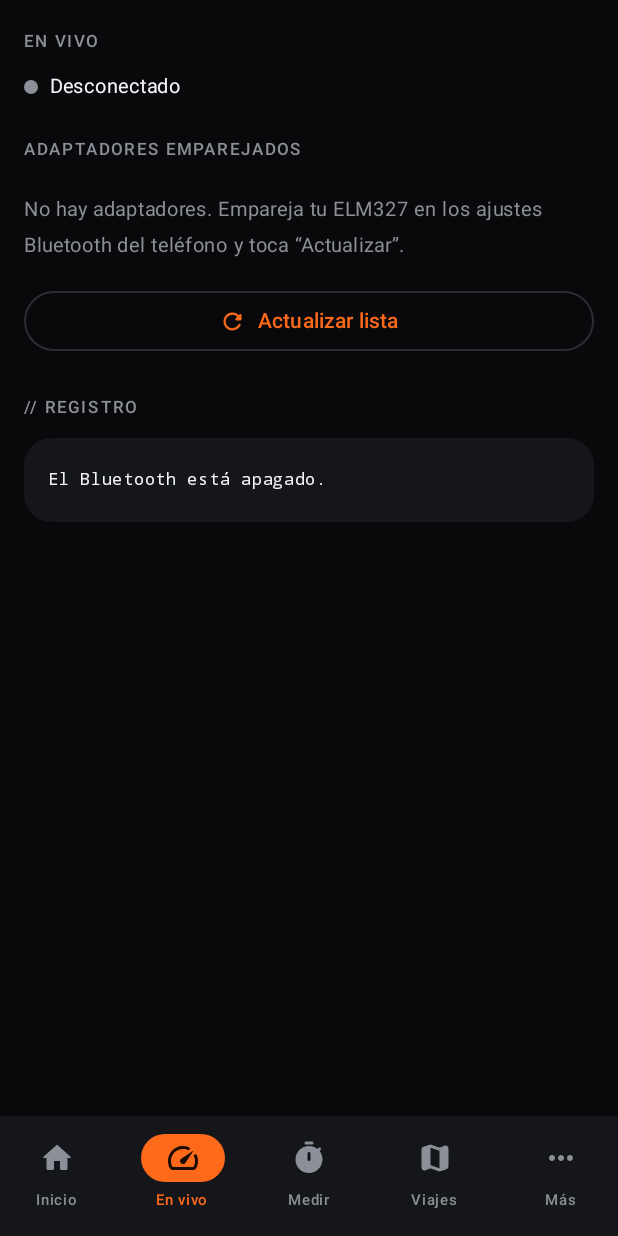
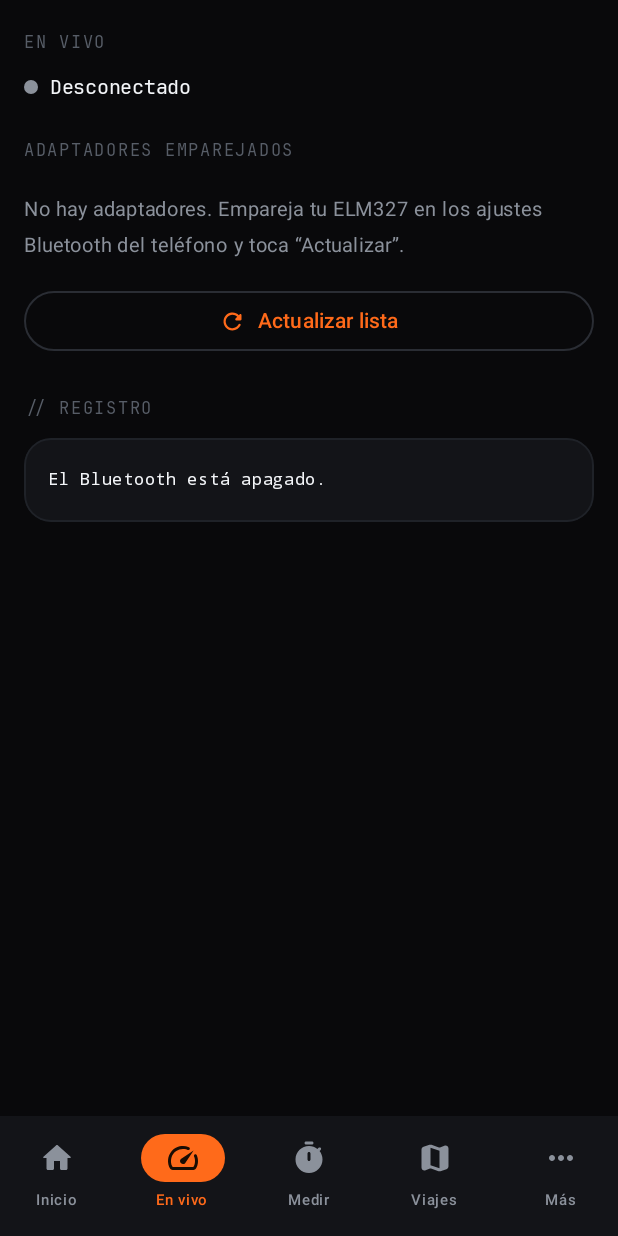
Before and after one commit to diegomtz0012/APEX-android, an Android app built with Jetpack Compose: the screen it shows after launch (MainActivity), item 2 of the bottom bar chosen, on a phone screen of 412 x 824 dp. Run offline under Robolectric (Android 15) with nearby library versions, the phone set to English and light mode, and no system bars; libraries missing offline, so code that uses them is left out: org.osmdroid.config; 1 statement that could not run was skipped.

Commit message:
Diseno 1/n: fuentes (Oxanium+JetBrains Mono), paleta completa, medidores en tarjetas (arregla encimado)
Co-Authored-By: Claude Opus 4.8 <noreply@anthropic.com>
Claude-Session: https://claude.ai/code/session_01T18hD16fYxsUAZ44fKpiN1

```diff
--- a/apex-android/app/src/main/java/com/apex/app/ui/theme/Theme.kt
+++ b/apex-android/app/src/main/java/com/apex/app/ui/theme/Theme.kt
@@ -4,29 +4,60 @@ import androidx.compose.material3.MaterialTheme
 import androidx.compose.material3.darkColorScheme
 import androidx.compose.runtime.Composable
 import androidx.compose.ui.graphics.Color
+import androidx.compose.ui.text.font.Font
+import androidx.compose.ui.text.font.FontFamily
+import androidx.compose.ui.text.font.FontVariation
+import androidx.compose.ui.text.font.FontWeight
+import com.apex.app.R
 
 /**
- * Paleta central de APEX (estilo "performance": naranja sobre negro).
- * Se usa directamente en los componentes para tener control total del look.
+ * Paleta central de APEX (estilo "performance"), alineada a la maqueta.
+ * Tres acentos: naranja (rendimiento), cian (viajes/escáner), violeta (asistente).
  */
 object ApexColors {
     val Orange = Color(0xFFFF6A1A)
+    val Orange2 = Color(0xFFFF8C3F)
     val OrangeDim = Color(0xFF7A3D15)
     val Bg = Color(0xFF09090B)
-    val Surface = Color(0xFF15161A)
+    val Surface = Color(0xFF131418)
+    val Surface2 = Color(0xFF1A1C21)
     val SurfaceHi = Color(0xFF1E2026)
-    val Border = Color(0xFF2A2D35)
+    val Border = Color(0xFF2A2D34)
+    val Line = Color(0xFF2A2D34)
+    val LineSoft = Color(0xFF1F2228)
     val Text = Color(0xFFF3F5F8)
-    val Muted = Color(0xFF8A8F98)
-    val Green = Color(0xFF2ECC71)
-    val Red = Color(0xFFE5484D)
+    val Muted = Color(0xFF8B919B)
+    val Faint = Color(0xFF575D67)
+    val Cyan = Color(0xFF35D0D8)
+    val Green = Color(0xFF47D67F)
+    val Red = Color(0xFFF2585E)
+    val Violet = Color(0xFF9D8CFF)
     val OnOrange = Color(0xFF1A0D04)
+    val OnCyan = Color(0xFF042227)
+    // Fondo/borde del panel "asistente" (coach)
+    val CoachBg = Color(0xFF17121D)
+    val CoachBorder = Color(0xFF3A2F52)
+    val CoachText = Color(0xFFC9BDFF)
 }
+
+/** Oxanium (variable): la fuente de los números grandes y títulos — look performance. */
+val ApexDisplay = FontFamily(
+    Font(R.font.oxanium, weight = FontWeight.Normal, variationSettings = FontVariation.Settings(FontVariation.weight(400))),
+    Font(R.font.oxanium, weight = FontWeight.SemiBold, variationSettings = FontVariation.Settings(FontVariation.weight(600))),
+    Font(R.font.oxanium, weight = FontWeight.Bold, variationSettings = FontVariation.Settings(FontVariation.weight(700))),
+    Font(R.font.oxanium, weight = FontWeight.Black, variationSettings = FontVariation.Settings(FontVariation.weight(800)))
+)
+
+/** JetBrains Mono: etiquetas técnicas, registros, unidades. */
+val ApexMono = FontFamily(
+    Font(R.font.jetbrains_mono, weight = FontWeight.Normal),
+    Font(R.font.jetbrains_mono_bold, weight = FontWeight.Bold)
+)
 
 private val ApexScheme = darkColorScheme(
     primary = ApexColors.Orange,
     onPrimary = ApexColors.OnOrange,
-    secondary = ApexColors.Orange,
+    secondary = ApexColors.Cyan,
     background = ApexColors.Bg,
     onBackground = ApexColors.Text,
     surface = ApexColors.Surface,
```
Also changed, not shown: apex-android/app/src/main/java/com/apex/app/ui/components/Common.kt (+38 -18 lines), apex-android/app/src/main/java/com/apex/app/ui/components/Gauges.kt (+52 -26 lines), apex-android/app/src/main/java/com/apex/app/ui/screens/EnVivoScreen.kt (+9 -17 lines), apex-android/app/src/main/res/font/jetbrains_mono.ttf (added), apex-android/app/src/main/res/font/jetbrains_mono_bold.ttf (added), apex-android/app/src/main/res/font/oxanium.ttf (added).
